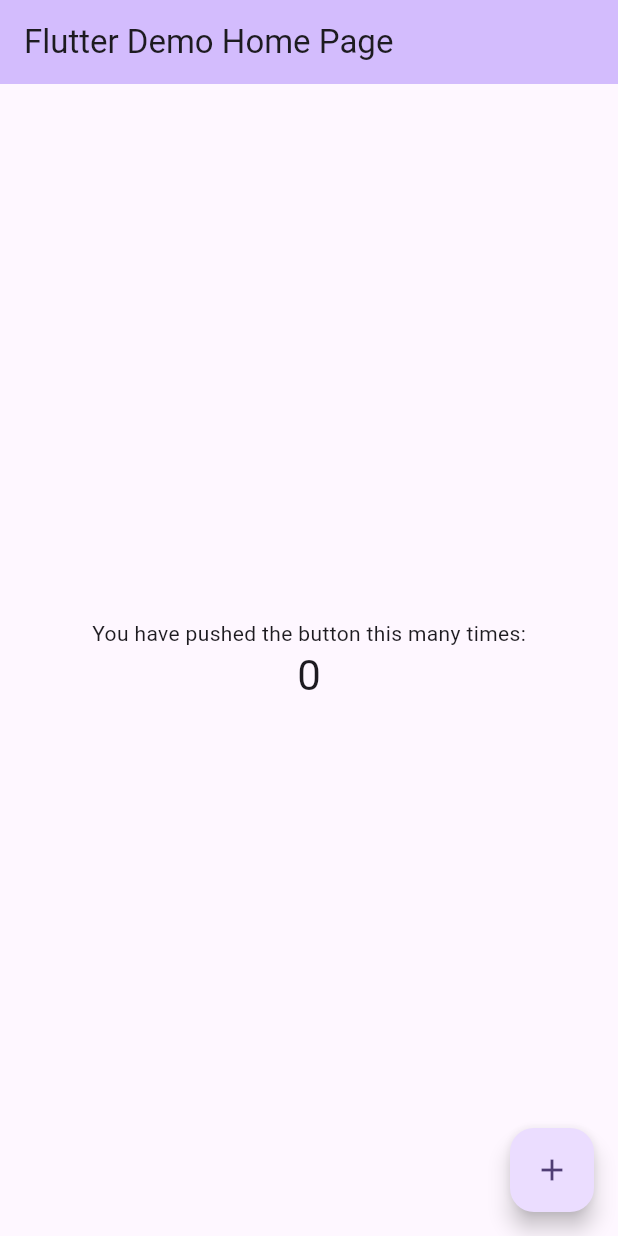
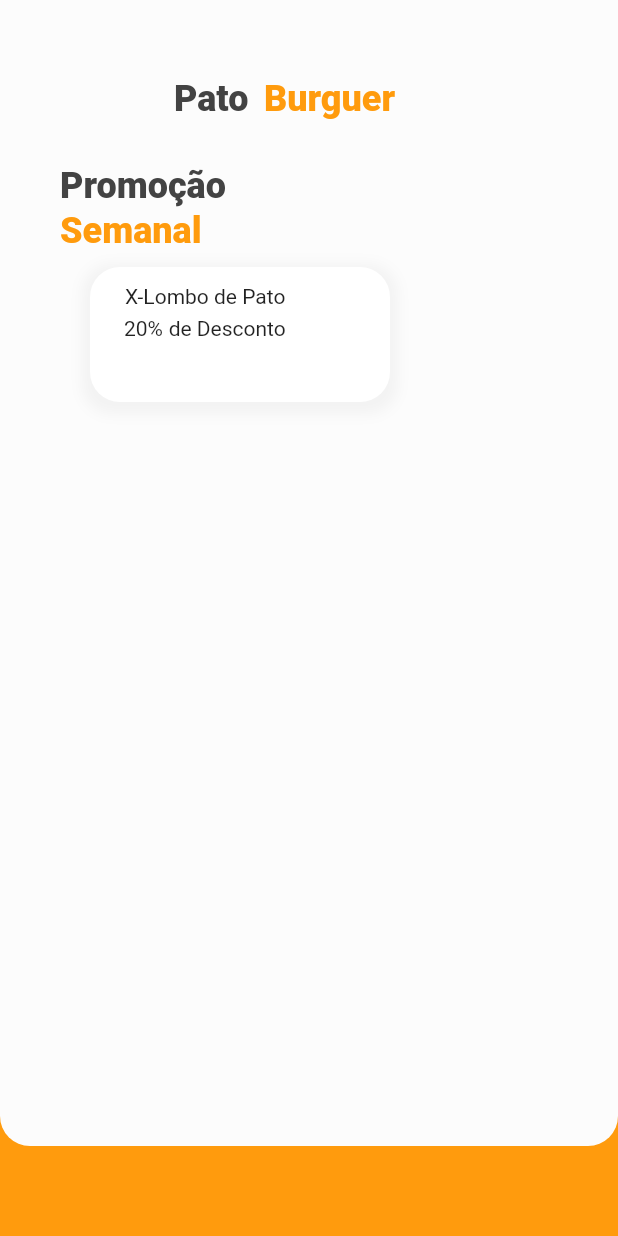
Before and after one commit to pedr0alencar/PatoBurgerClient, a Flutter app: the screen it shows after launch, on a phone screen of 412 x 824 dp. Run offline on Flutter 3.47's test engine with Material 2 defaults, Android fonts, the phone set to English and light mode, and no system bars.

Commit message:
feat: inicio telainicial, titulo, constantes e configuracoes

```diff
--- a/lib/main.dart
+++ b/lib/main.dart
@@ -1,125 +1,19 @@
 import 'package:flutter/material.dart';
+import 'package:pato_burguer_client/telaInicial.dart';
 
 void main() {
-  runApp(const MyApp());
+  runApp(MyApp());
 }
 
 class MyApp extends StatelessWidget {
-  const MyApp({super.key});
+  const MyApp() : super();
 
-  // This widget is the root of your application.
   @override
   Widget build(BuildContext context) {
+    //Color minhaCor = const Color(0xFFFF9B0D);
     return MaterialApp(
-      title: 'Flutter Demo',
-      theme: ThemeData(
-        // This is the theme of your application.
-        //
-        // TRY THIS: Try running your application with "flutter run". You'll see
-        // the application has a blue toolbar. Then, without quitting the app,
-        // try changing the seedColor in the colorScheme below to Colors.green
-        // and then invoke "hot reload" (save your changes or press the "hot
-        // reload" button in a Flutter-supported IDE, or press "r" if you used
-        // the command line to start the app).
-        //
-        // Notice that the counter didn't reset back to zero; the application
-        // state is not lost during the reload. To reset the state, use hot
-        // restart instead.
-        //
-        // This works for code too, not just values: Most code changes can be
-        // tested with just a hot reload.
-        colorScheme: ColorScheme.fromSeed(seedColor: Colors.deepPurple),
-        useMaterial3: true,
-      ),
-      home: const MyHomePage(title: 'Flutter Demo Home Page'),
+      title: "PatoBurguer",
+      home: TelaInicial(),
     );
   }
 }
-
-class MyHomePage extends StatefulWidget {
-  const MyHomePage({super.key, required this.title});
-
-  // This widget is the home page of your application. It is stateful, meaning
-  // that it has a State object (defined below) that contains fields that affect
-  // how it looks.
-
-  // This class is the configuration for the state. It holds the values (in this
-  // case the title) provided by the parent (in this case the App widget) and
-  // used by the build method of the State. Fields in a Widget subclass are
-  // always marked "final".
-
-  final String title;
-
-  @override
-  State<MyHomePage> createState() => _MyHomePageState();
-}
-
-class _MyHomePageState extends State<MyHomePage> {
-  int _counter = 0;
-
-  void _incrementCounter() {
-    setState(() {
-      // This call to setState tells the Flutter framework that something has
-      // changed in this State, which causes it to rerun the build method below
-      // so that the display can reflect the updated values. If we changed
-      // _counter without calling setState(), then the build method would not be
-      // called again, and so nothing would appear to happen.
-      _counter++;
-    });
-  }
-
-  @override
-  Widget build(BuildContext context) {
-    // This method is rerun every time setState is called, for instance as done
-    // by the _incrementCounter method above.
-    //
-    // The Flutter framework has been optimized to make rerunning build methods
-    // fast, so that you can just rebuild anything that needs updating rather
-    // than having to individually change instances of widgets.
-    return Scaffold(
-      appBar: AppBar(
-        // TRY THIS: Try changing the color here to a specific color (to
-        // Colors.amber, perhaps?) and trigger a hot reload to see the AppBar
-        // change color while the other colors stay the same.
-        backgroundColor: Theme.of(context).colorScheme.inversePrimary,
-        // Here we take the value from the MyHomePage object that was created by
-        // the App.build method, and use it to set our appbar title.
-        title: Text(widget.title),
-      ),
-      body: Center(
-        // Center is a layout widget. It takes a single child and positions it
-        // in the middle of the parent.
-        child: Column(
-          // Column is also a layout widget. It takes a list of children and
-          // arranges them vertically. By default, it sizes itself to fit its
-          // children horizontally, and tries to be as tall as its parent.
-          //
-          // Column has various properties to control how it sizes itself and
-          // how it positions its children. Here we use mainAxisAlignment to
-          // center the children vertically; the main axis here is the vertical
-          // axis because Columns are vertical (the cross axis would be
-          // horizontal).
-          //
-          // TRY THIS: Invoke "debug painting" (choose the "Toggle Debug Paint"
-          // action in the IDE, or press "p" in the console), to see the
-          // wireframe for each widget.
-          mainAxisAlignment: MainAxisAlignment.center,
-          children: <Widget>[
-            const Text(
-              'You have pushed the button this many times:',
-            ),
-            Text(
-              '$_counter',
-              style: Theme.of(context).textTheme.headlineMedium,
-            ),
-          ],
-        ),
-      ),
-      floatingActionButton: FloatingActionButton(
-        onPressed: _incrementCounter,
-        tooltip: 'Increment',
-        child: const Icon(Icons.add),
-      ), // This trailing comma makes auto-formatting nicer for build methods.
-    );
-  }
-}
--- /dev/null
+++ b/lib/recursos/constantes.dart
@@ -0,0 +1,9 @@
+import 'package:flutter/material.dart';
+
+class Constantes {
+  static const Color corFundo = Color(0xFFFF9B0D);
+
+  static const String textoTitulo = 'Pato ';
+  static const String textoTitulo2 = 'Burguer';
+  static const String fonteRoboto = 'Roboto';
+}
--- /dev/null
+++ b/lib/recursos/functions.dart
@@ -0,0 +1,20 @@
+import 'package:flutter/material.dart';
+import 'constantes.dart';
+
+Widget tituloPreto(String titulo) {
+  return Text(titulo,
+      style: TextStyle(
+          fontFamily: 'Roboto',
+          fontSize: 24,
+          fontWeight: FontWeight.w900,
+          color: Color(0xFF434343)));
+}
+
+Widget tituloLaranja(String titulo) {
+  return Text(titulo,
+      style: TextStyle(
+          fontFamily: Constantes.fonteRoboto,
+          fontSize: 24,
+          fontWeight: FontWeight.w900,
+          color: Constantes.corFundo));
+}
--- /dev/null
+++ b/lib/telaInicial.dart
@@ -0,0 +1,79 @@
+import 'package:flutter/material.dart';
+import 'recursos/constantes.dart';
+import 'recursos/functions.dart';
+
+class TelaInicial extends StatelessWidget {
+  Widget build(BuildContext context) {
+    return Scaffold(
+      backgroundColor: Constantes.corFundo,
+      body: Stack(
+        children: [
+          Container(
+            height: MediaQuery.of(context).size.height - 60,
+            decoration: BoxDecoration(
+              borderRadius: BorderRadius.only(
+                  bottomLeft: Radius.circular(20),
+                  bottomRight: Radius.circular(20)),
+              color: Color(0xFFFCFCFC),
+            ),
+            child: Stack(
+              children: [
+                Positioned(
+                    top: 52,
+                    left: 116,
+                    child: tituloPreto(Constantes.textoTitulo)),
+                Positioned(
+                    top: 52,
+                    left: 176,
+                    child: tituloLaranja(Constantes.textoTitulo2)),
+                Positioned(top: 110, left: 40, child: tituloPreto('Promoção')),
+                Positioned(top: 140, left: 40, child: tituloLaranja('Semanal')),
+                // -------------------------------//
+                // container do item da promoção
+                Positioned(
+                    top: 178,
+                    left: 60,
+                    child: Stack(
+                      children: [
+                        Container(
+                          width: 200,
+                          height: 90,
+                          decoration: BoxDecoration(
+                            color: Colors.white,
+                            borderRadius: BorderRadius.circular(20),
+                            boxShadow: [
+                              BoxShadow(
+                                color: Colors.grey.withOpacity(0.1),
+                                spreadRadius: 5,
+                                blurRadius: 7,
+                                offset: Offset(0, 3),
+                              ),
+                            ],
+                          ),
+                          child: Stack(
+                            children: [
+                              Align(
+                                alignment: Alignment(-0.5, -0.68),
+                                child: Text('X-Lombo de Pato'),
+                              ),
+                              Align(
+                                alignment: Alignment(-0.74, -0.1),
+                                child: Text('20%'),
+                              ),
+                              Align(
+                                alignment: Alignment(-0.14, -0.1),
+                                child: Text('de Desconto'),
+                              )
+                            ],
+                          ),
+                        )
+                      ],
+                    ))
+              ],
+            ),
+          )
+        ],
+      ),
+    );
+  }
+}
--- a/pubspec.yaml
+++ b/pubspec.yaml
@@ -45,7 +45,7 @@ dev_dependencies:
   # activated in the `analysis_options.yaml` file located at the root of your
   # package. See that file for information about deactivating specific lint
   # rules and activating additional ones.
-  flutter_lints: ^2.0.0
+  #flutter_lints: ^2.0.0
 
 # For information on the generic Dart part of this file, see the
 # following page: https://dart.dev/tools/pub/pubspec
```
Also changed, not shown: pubspec.lock.
